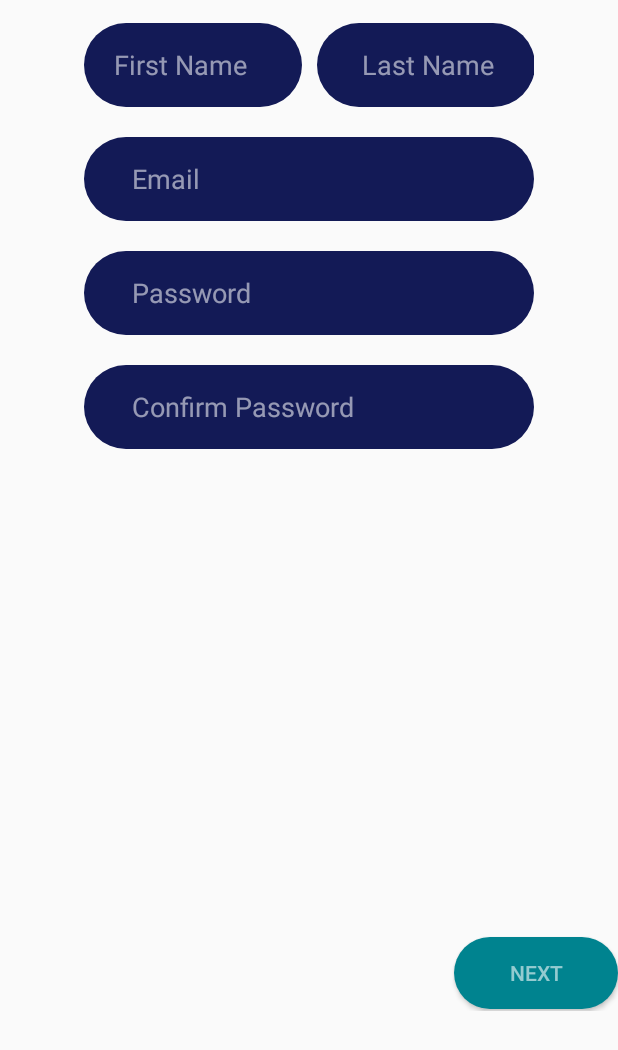
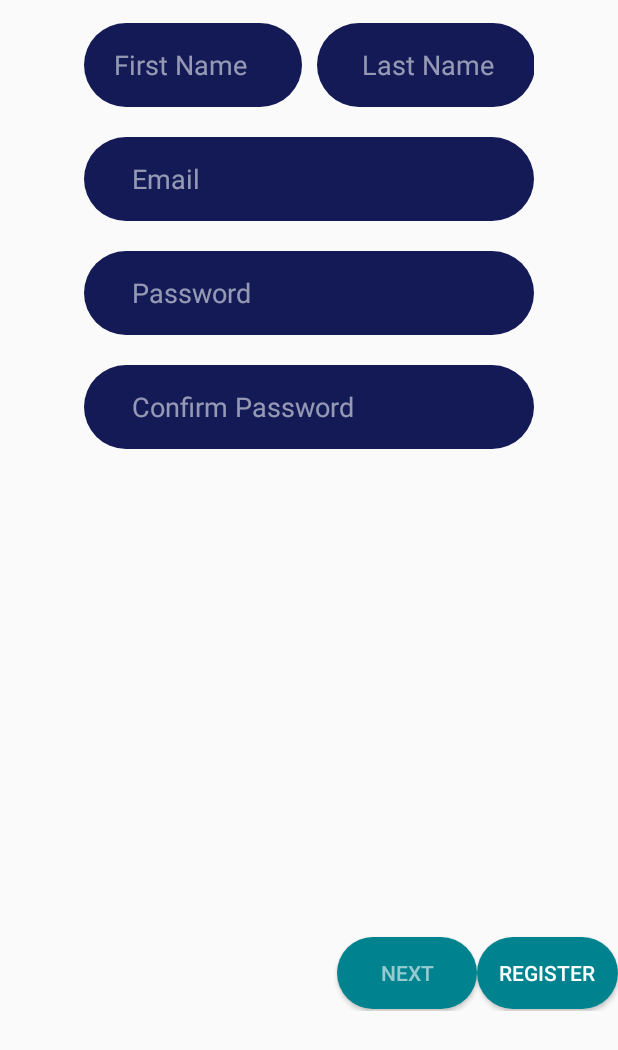
Before and after one commit to omarfaroke/TesterApp, an Android app: the layout fragment_signup.xml on its own in the app's theme, with its tools: preview values and no code run, on a phone screen of 412 x 824 dp. Shown: the top 1050 px of the screen. Run offline under Robolectric (Android 15) with nearby library versions, the phone set to English and light mode, and no system bars.

Commit message:
register v1

```diff
--- a/app/build.gradle
+++ b/app/build.gradle
@@ -37,6 +37,11 @@ dependencies {
     //Volley
     implementation 'com.android.volley:volley:1.1.1'
 
+    //gson
+    implementation 'com.google.code.gson:gson:2.8.6'
+
+
+
     implementation 'de.hdodenhof:circleimageview:3.0.1'
 
     implementation "com.google.android.material:material:1.0.0"
--- a/app/src/main/AndroidManifest.xml
+++ b/app/src/main/AndroidManifest.xml
@@ -1,6 +1,8 @@
 <manifest xmlns:android="http://schemas.android.com/apk/res/android"
 
     package="com.codingacademy.testerapp">
+
+    <uses-permission android:name="android.permission.INTERNET"/>
 
     <application
         android:allowBackup="true"
--- a/app/src/main/java/com/codingacademy/testerapp/Constants.java
+++ b/app/src/main/java/com/codingacademy/testerapp/Constants.java
@@ -22,9 +22,9 @@ public class Constants {
 
 
     //web
-    public static final String BASE_URL = "192.168.1.104/exp";
-    public static final String LOGIN="login.php";
-    public static final String REGESTER="register.php";
+    public static final String BASE_URL = "http://10.0.2.2:89/testerapp";
+    public static final String LOGIN=BASE_URL + "/login.php";
+    public static final String REGISTER =BASE_URL + "/register.php";
 
 
 
--- a/app/src/main/java/com/codingacademy/testerapp/login/OnLoginListener.java
+++ /dev/null
@@ -1,5 +0,0 @@
-package com.codingacademy.testerapp.login;
-
-public interface OnLoginListener {
-    void login();
-}
--- a/app/src/main/java/com/codingacademy/testerapp/login/OnSignUpListener.java
+++ /dev/null
@@ -1,5 +0,0 @@
-package com.codingacademy.testerapp.login;
-
-public interface OnSignUpListener {
-    void signUp();
-}
--- a/app/src/main/res/layout/fragment_login.xml
+++ b/app/src/main/res/layout/fragment_login.xml
@@ -41,4 +41,6 @@
         android:text="@string/forgot_password"
         android:textColor="#ffffff" />
 
+
+
 </LinearLayout>
--- a/app/src/main/res/layout/fragment_signup.xml
+++ b/app/src/main/res/layout/fragment_signup.xml
@@ -1,23 +1,23 @@
 <FrameLayout xmlns:android="http://schemas.android.com/apk/res/android"
+    xmlns:app="http://schemas.android.com/apk/res-auto"
     xmlns:tools="http://schemas.android.com/tools"
     android:layout_width="match_parent"
     android:layout_height="match_parent"
-    xmlns:app="http://schemas.android.com/apk/res-auto"
     android:orientation="vertical"
     tools:context="com.codingacademy.testerapp.login.SignUpFragment">
+
     <LinearLayout
 
         android:id="@+id/frame1"
         android:layout_width="wrap_content"
+        android:layout_height="wrap_content"
         android:layout_gravity="center_horizontal"
-        android:layout_height="wrap_content"
         android:orientation="vertical">
 
         <LinearLayout
             android:layout_width="match_parent"
             android:layout_height="56dp"
-            android:layout_marginTop="15dp"
-            >
+            android:layout_marginTop="15dp">
 
             <EditText
                 android:id="@+id/first_name"
@@ -37,18 +37,19 @@
             <View
                 android:layout_width="10dp"
                 android:layout_height="20dp" />
+
             <EditText
                 android:id="@+id/last_name"
 
                 android:layout_width="145dp"
                 android:layout_height="56dp"
                 android:layout_gravity="center_horizontal"
-                android:paddingRight="12dp"
                 android:background="@drawable/bubble"
                 android:gravity="center_vertical"
                 android:hint="@string/last_name"
                 android:inputType="text"
                 android:paddingLeft="30dp"
+                android:paddingRight="12dp"
                 android:textColor="#ffffff"
                 android:textColorHint="#8effffff" />
 
@@ -69,33 +70,35 @@
             android:paddingEnd="32dp"
             android:textColor="#ffffff"
             android:textColorHint="#8effffff" />
+
         <EditText
             android:id="@+id/pass"
             android:layout_width="300dp"
             android:layout_height="56dp"
+            android:layout_gravity="center_horizontal"
             android:layout_marginTop="20dp"
-            android:layout_gravity="center_horizontal"
             android:background="@drawable/bubble"
             android:gravity="center_vertical"
             android:hint="@string/password"
             android:inputType="textPassword"
+            android:paddingStart="32dp"
             android:paddingEnd="32dp"
-            android:paddingStart="32dp"
             android:textColor="#ffffff"
             android:textColorHint="#8effffff" />
+
         <EditText
             android:id="@+id/conf_pass"
 
             android:layout_width="300dp"
             android:layout_height="56dp"
+            android:layout_gravity="center_horizontal"
             android:layout_marginTop="20dp"
-            android:layout_gravity="center_horizontal"
             android:background="@drawable/bubble"
             android:gravity="center_vertical"
             android:hint="@string/confirm_password"
             android:inputType="textPassword"
+            android:paddingStart="32dp"
             android:paddingEnd="32dp"
-            android:paddingStart="32dp"
             android:textColor="#ffffff"
             android:textColorHint="#8effffff" />
 
@@ -106,10 +109,11 @@
     <LinearLayout
         android:id="@+id/frame2"
         android:layout_width="wrap_content"
+        android:layout_height="wrap_content"
         android:layout_gravity="center_horizontal"
-        android:layout_height="wrap_content"
-        android:translationX="-1000dp"
-        android:orientation="vertical">
+        android:orientation="vertical"
+        android:translationX="-1000dp">
+
         <Spinner
             android:id="@+id/planets_spinner"
             android:layout_width="fill_parent"
@@ -124,8 +128,8 @@
             android:id="@+id/phone"
             android:layout_width="300dp"
             android:layout_height="56dp"
+            android:layout_gravity="center_horizontal"
             android:layout_marginTop="20dp"
-            android:layout_gravity="center_horizontal"
             android:background="@drawable/bubble"
             android:gravity="center_vertical"
             android:hint="@string/phone_number"
@@ -139,26 +143,27 @@
             android:id="@+id/adress"
             android:layout_width="300dp"
             android:layout_height="56dp"
+            android:layout_gravity="center_horizontal"
             android:layout_marginTop="20dp"
-            android:layout_gravity="center_horizontal"
             android:background="@drawable/bubble"
             android:gravity="center_vertical"
             android:hint="@string/adress"
             android:paddingStart="32dp"
+            android:paddingEnd="32dp"
             android:textColor="#ffffff"
-            android:paddingEnd="32dp"
             android:textColorHint="#8effffff" />
 
 
     </LinearLayout>
 
     <LinearLayout
-        android:translationX="-1000dp"
+        android:id="@+id/frame3"
         android:layout_width="match_parent"
         android:layout_height="wrap_content"
+        android:gravity="center"
         android:orientation="vertical"
-        android:gravity="center"
-        android:id="@+id/frame3">
+        android:translationX="-1000dp">
+
         <ImageView
             android:id="@+id/login_photo"
             android:layout_width="200dp"
@@ -173,62 +178,67 @@
 
 
         <Button
+            android:id="@+id/image_button"
             android:layout_width="150dp"
             android:layout_height="wrap_content"
             android:layout_gravity="center"
             android:layout_marginTop="30dp"
+            android:background="@drawable/bubble2"
             android:text="@string/tack_photo"
-        android:textColor="@color/text"
-        android:id="@+id/image_button"
-        android:background="@drawable/bubble2"
-        ></Button>
+            android:textColor="@color/text"></Button>
     </LinearLayout>
+
     <LinearLayout
+        android:layout_width="match_parent"
+        android:layout_height="wrap_content"
         android:layout_gravity="bottom"
         android:layout_marginBottom="150dp"
-        android:layout_width="match_parent"
-        android:layout_height="wrap_content"
-        android:orientation="horizontal"
         android:gravity="center"
-        >
+        android:orientation="horizontal">
+
         <Button
-            android:visibility="invisible"
             android:id="@+id/prev_button"
             android:layout_width="wrap_content"
             android:layout_height="wrap_content"
-            android:text="@string/Previous"
             android:layout_weight="1"
             android:background="@drawable/bubble2"
+            android:text="@string/Previous"
             android:textColor="@color/text_two"
+            android:visibility="invisible"
 
-            ></Button>
+            />
+
         <View
             android:layout_width="110dp"
-            android:layout_weight="4"
+            android:layout_height="50dp"
 
-            android:layout_height="50dp"/>
+            android:layout_weight="4" />
+
         <Button
 
-            android:layout_weight="1"
-            android:textColor="@color/text_two"
             android:id="@+id/next_button"
             android:layout_width="wrap_content"
             android:layout_height="wrap_content"
+            android:layout_weight="1"
+            android:background="@drawable/bubble2"
             android:text="@string/Next"
-            android:background="@drawable/bubble2"
+            android:textColor="@color/text_two"
 
-            ></Button>
+            />
+
         <Button
-android:visibility="gone"
-            android:layout_weight="1"
-            android:textColor="@color/text"
             android:id="@+id/reg_button"
             android:layout_width="wrap_content"
             android:layout_height="wrap_content"
+            android:layout_weight="1"
+            android:background="@drawable/bubble2"
             android:text="@string/Register"
-            android:background="@drawable/bubble2"
+            android:textColor="@color/text"
+            android:visibility="gone"
+            tools:visibility="visible"
 
-            ></Button>
+            />
+
     </LinearLayout>
 
 </FrameLayout>
```
Also changed, not shown: app/src/main/java/com/codingacademy/testerapp/MainActivity.java (+14 -12 lines), app/src/main/java/com/codingacademy/testerapp/Regester.java (+12 -25 lines), app/src/main/java/com/codingacademy/testerapp/login/LoginFragment.java (+2 -5 lines), app/src/main/java/com/codingacademy/testerapp/login/SignUpFragment.java (+127 -119 lines), app/src/main/java/com/codingacademy/testerapp/model/UserProfile.java (+51 -26 lines). Lines whose indentation alone changed are shown as unchanged.
